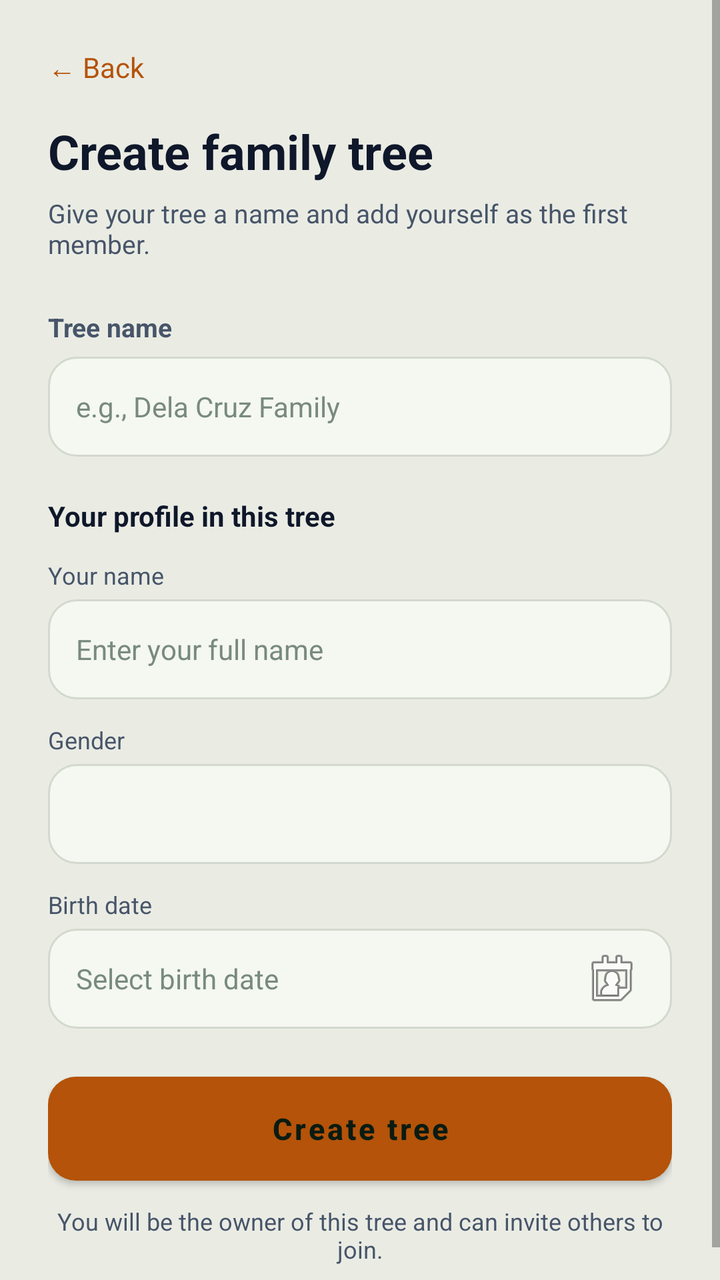
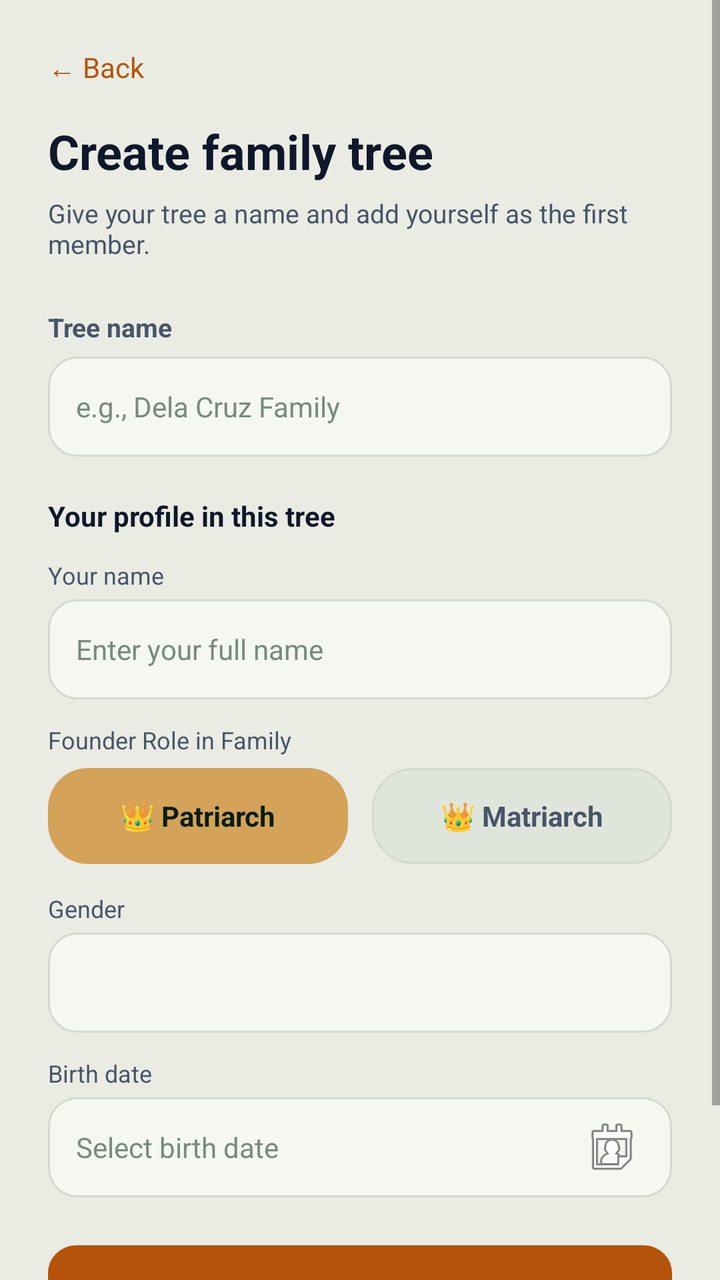

Before-and-after screenshots of an Android layout around one commit, followed by the original layout XML and the change that was made.
<!-- AndroidManifest.xml: application theme Theme.BTProject2 -->
<!-- res/layout/activity_create_tree.xml -->
<?xml version="1.0" encoding="utf-8"?>
<ScrollView xmlns:android="http://schemas.android.com/apk/res/android"
    android:layout_width="match_parent"
    android:layout_height="match_parent"
    android:background="@color/background">

    <LinearLayout
        android:layout_width="match_parent"
        android:layout_height="wrap_content"
        android:orientation="vertical"
        android:padding="24dp"
        android:paddingTop="48dp">

        
        <TextView
            android:id="@+id/btnBack"
            android:layout_width="wrap_content"
            android:layout_height="wrap_content"
            android:text="← Back"
            android:textSize="14sp"
            android:textColor="@color/primary"
            android:layout_marginBottom="16dp"
            android:clickable="true"
            android:focusable="true" />

        
        <TextView
            android:layout_width="wrap_content"
            android:layout_height="wrap_content"
            android:text="Create family tree"
            android:textSize="24sp"
            android:textStyle="bold"
            android:textColor="@color/text_primary"
            android:layout_marginBottom="6dp" />

        <TextView
            android:layout_width="wrap_content"
            android:layout_height="wrap_content"
            android:text="Give your tree a name and add yourself as the first member."
            android:textSize="13sp"
            android:textColor="@color/text_secondary"
            android:layout_marginBottom="24dp" />

        
        <TextView
            android:layout_width="wrap_content"
            android:layout_height="wrap_content"
            android:text="Tree name"
            android:textSize="13sp"
            android:textStyle="bold"
            android:textColor="@color/text_secondary"
            android:layout_marginBottom="6dp" />

        <EditText
            android:id="@+id/etTreeName"
            android:layout_width="match_parent"
            android:layout_height="50dp"
            android:hint="e.g., Dela Cruz Family"
            android:inputType="textCapWords"
            android:background="@drawable/input_bg_white"
            android:paddingStart="14dp"
            android:paddingEnd="14dp"
            android:textSize="14sp"
            android:textColor="@color/text_primary"
            android:textColorHint="@color/text_hint"
            android:layout_marginBottom="20dp" />

        
        <TextView
            android:layout_width="wrap_content"
            android:layout_height="wrap_content"
            android:text="Your profile in this tree"
            android:textSize="14sp"
            android:textStyle="bold"
            android:textColor="@color/text_primary"
            android:layout_marginBottom="12dp" />

        
        <TextView
            android:layout_width="wrap_content"
            android:layout_height="wrap_content"
            android:text="Your name"
            android:textSize="12sp"
            android:textColor="@color/text_secondary"
            android:layout_marginBottom="4dp" />

        <EditText
            android:id="@+id/etCreatorName"
            android:layout_width="match_parent"
            android:layout_height="50dp"
            android:hint="Enter your full name"
            android:inputType="textPersonName"
            android:background="@drawable/input_bg_white"
            android:paddingStart="14dp"
            android:paddingEnd="14dp"
            android:textSize="14sp"
            android:textColor="@color/text_primary"
            android:textColorHint="@color/text_hint"
            android:layout_marginBottom="12dp" />

        
        <TextView
            android:layout_width="wrap_content"
            android:layout_height="wrap_content"
            android:text="Gender"
            android:textSize="12sp"
            android:textColor="@color/text_secondary"
            android:layout_marginBottom="4dp" />

        <Spinner
            android:id="@+id/spinnerGender"
            android:layout_width="match_parent"
            android:layout_height="50dp"
            android:background="@drawable/input_bg_white"
            android:paddingStart="10dp"
            android:paddingEnd="10dp"
            android:layout_marginBottom="12dp" />

        
        <TextView
            android:layout_width="wrap_content"
            android:layout_height="wrap_content"
            android:text="Birth date"
            android:textSize="12sp"
            android:textColor="@color/text_secondary"
            android:layout_marginBottom="4dp" />

        <EditText
            android:id="@+id/etBirthDate"
            android:layout_width="match_parent"
            android:layout_height="50dp"
            android:hint="Select birth date"
            android:focusable="false"
            android:clickable="true"
            android:drawableEnd="@android:drawable/ic_menu_my_calendar"
            android:background="@drawable/input_bg_white"
            android:paddingStart="14dp"
            android:paddingEnd="14dp"
            android:textSize="14sp"
            android:textColor="@color/text_primary"
            android:textColorHint="@color/text_hint"
            android:layout_marginBottom="24dp" />

        
        <Button
            android:id="@+id/btnCreateTree"
            android:layout_width="match_parent"
            android:layout_height="52dp"
            android:text="Create tree"
            android:textSize="15sp"
            android:textStyle="bold"
            android:textColor="#0A1B12"
            android:background="@drawable/btn_primary_bg"
            android:textAllCaps="false"
            android:layout_marginBottom="12dp" />

        <TextView
            android:layout_width="wrap_content"
            android:layout_height="wrap_content"
            android:text="You will be the owner of this tree and can invite others to join."
            android:textSize="12sp"
            android:textColor="@color/text_secondary"
            android:gravity="center"
            android:layout_gravity="center_horizontal" />

    </LinearLayout>
</ScrollView>
<!-- resources referenced by this layout -->
<resources>
  <color name="background">#EAECE4</color>
  <color name="primary">#B45309</color>
  <color name="text_hint">#788A7E</color>
  <color name="text_primary">#0F172A</color>
  <color name="text_secondary">#475569</color>
  <!-- drawable btn_primary_bg (drawable) -->
  <?xml version="1.0" encoding="utf-8"?>
  <shape xmlns:android="http://schemas.android.com/apk/res/android"
      android:shape="rectangle">
      <solid android:color="@color/gold_accent" />
      <corners android:radius="14dp" />
  </shape>
  <!-- drawable input_bg_white (drawable) -->
  <?xml version="1.0" encoding="utf-8"?>
  <shape xmlns:android="http://schemas.android.com/apk/res/android"
      android:shape="rectangle">
      <solid android:color="@color/forest_card" />
      <corners android:radius="14dp" />
      <stroke android:width="1dp" android:color="@color/forest_card_border" />
  </shape>
  <style name="Theme.BTProject2" parent="Theme.MaterialComponents.DayNight.NoActionBar">
          <item name="colorPrimary">@color/gold_accent</item>
          <item name="colorPrimaryDark">@color/gold_accent_dark</item>
          <item name="colorAccent">@color/gold_accent</item>
          <item name="android:windowBackground">@color/forest_bg</item>
          <item name="android:statusBarColor">@color/forest_bg</item>
          <item name="android:windowLightStatusBar">true</item>
      </style>
  <color name="gold_accent">#B45309</color>
  <color name="forest_card">#F5F7F1</color>
  <color name="forest_card_border">#D2D9CE</color>
  <color name="gold_accent_dark">#78350F</color>
  <color name="forest_bg">#EAECE4</color>
</resources>

<!-- the commit's change to res/layout/activity_create_tree.xml (unified diff, before → after) -->
@@ -102,6 +102,68 @@
         <TextView
             android:layout_width="wrap_content"
             android:layout_height="wrap_content"
+            android:text="Founder Role in Family"
+            android:textSize="12sp"
+            android:textColor="@color/text_secondary"
+            android:layout_marginBottom="6dp" />
+
+        <LinearLayout
+            android:layout_width="match_parent"
+            android:layout_height="48dp"
+            android:orientation="horizontal"
+            android:layout_marginBottom="14dp">
+
+            
+            <LinearLayout
+                android:id="@+id/cardPatriarch"
+                android:layout_width="0dp"
+                android:layout_height="match_parent"
+                android:layout_weight="1"
+                android:layout_marginEnd="6dp"
+                android:orientation="horizontal"
+                android:gravity="center"
+                android:background="@drawable/badge_pill_gold"
+                android:clickable="true"
+                android:focusable="true">
+
+                <TextView
+                    android:id="@+id/tvPatriarchText"
+                    android:layout_width="wrap_content"
+                    android:layout_height="wrap_content"
+                    android:text="👑 Patriarch"
+                    android:textSize="14sp"
+                    android:textStyle="bold"
+                    android:textColor="#0A1B12" />
+            </LinearLayout>
+
+            
+            <LinearLayout
+                android:id="@+id/cardMatriarch"
+                android:layout_width="0dp"
+                android:layout_height="match_parent"
+                android:layout_weight="1"
+                android:layout_marginStart="6dp"
+                android:orientation="horizontal"
+                android:gravity="center"
+                android:background="@drawable/badge_pill_dark"
+                android:clickable="true"
+                android:focusable="true">
+
+                <TextView
+                    android:id="@+id/tvMatriarchText"
+                    android:layout_width="wrap_content"
+                    android:layout_height="wrap_content"
+                    android:text="👑 Matriarch"
+                    android:textSize="14sp"
+                    android:textStyle="bold"
+                    android:textColor="@color/text_secondary" />
+            </LinearLayout>
+        </LinearLayout>
+
+        
+        <TextView
+            android:layout_width="wrap_content"
+            android:layout_height="wrap_content"
             android:text="Gender"
             android:textSize="12sp"
             android:textColor="@color/text_secondary"
<!-- resource entries referenced after the edit -->
@@ -5,6 +5,23 @@
   <color name="text_hint">#788A7E</color>
   <color name="text_primary">#0F172A</color>
   <color name="text_secondary">#475569</color>
+  <!-- drawable badge_pill_dark (drawable) -->
+  <?xml version="1.0" encoding="utf-8"?>
+  <shape xmlns:android="http://schemas.android.com/apk/res/android"
+      android:shape="rectangle">
+      <solid android:color="@color/forest_card_light" />
+      <corners android:radius="20dp" />
+      <stroke
+          android:width="1dp"
+          android:color="@color/forest_card_border" />
+  </shape>
+  <!-- drawable badge_pill_gold (drawable) -->
+  <?xml version="1.0" encoding="utf-8"?>
+  <shape xmlns:android="http://schemas.android.com/apk/res/android"
+      android:shape="rectangle">
+      <solid android:color="#D4A359" />
+      <corners android:radius="20dp" />
+  </shape>
   <!-- drawable btn_primary_bg (drawable) -->
   <?xml version="1.0" encoding="utf-8"?>
   <shape xmlns:android="http://schemas.android.com/apk/res/android"
@@ -28,6 +45,7 @@
           <item name="android:statusBarColor">@color/forest_bg</item>
           <item name="android:windowLightStatusBar">true</item>
       </style>
+  <color name="forest_card_light">#E0E5DC</color>
   <color name="gold_accent">#B45309</color>
   <color name="forest_card">#F5F7F1</color>
   <color name="forest_card_border">#D2D9CE</color>
